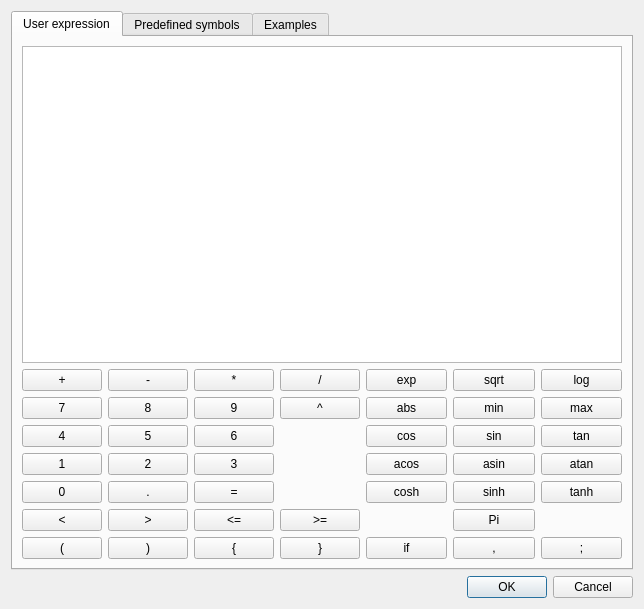
code-saturne/code_saturne, file python/code_saturne/gui/case/QMegEditorForm.ui: the form before one commit.
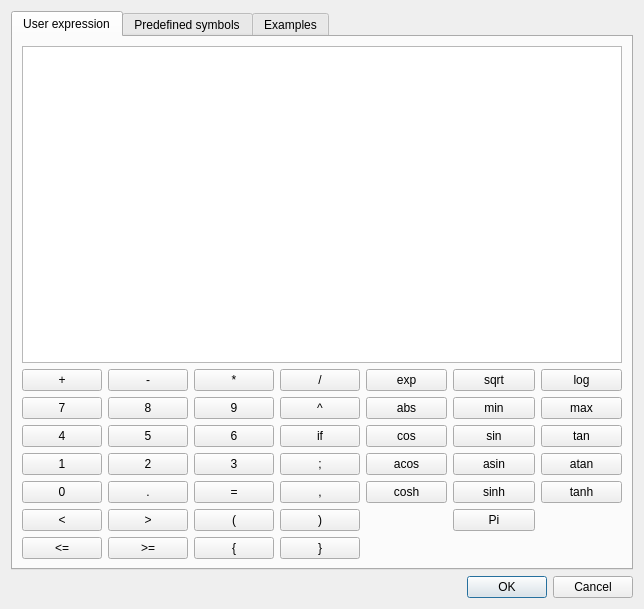
The form after the commit.

Commit message: [GUI] Improve calculator layout

```diff
--- a/python/code_saturne/gui/case/QMegEditorForm.ui
+++ b/python/code_saturne/gui/case/QMegEditorForm.ui
@@ -86,13 +86,6 @@
                </property>
               </widget>
              </item>
-             <item row="8" column="1">
-              <widget class="QPushButton" name="pushButton_par_close">
-               <property name="text">
-                <string>)</string>
-               </property>
-              </widget>
-             </item>
              <item row="7" column="1">
               <widget class="QPushButton" name="pushButton_gt">
                <property name="text">
@@ -121,13 +114,6 @@
                </property>
               </widget>
              </item>
-             <item row="6" column="2">
-              <widget class="QPushButton" name="pushButton_eq">
-               <property name="text">
-                <string>=</string>
-               </property>
-              </widget>
-             </item>
              <item row="3" column="2">
               <widget class="QPushButton" name="pushButton_6">
                <property name="text">
@@ -170,20 +156,6 @@
                </property>
               </widget>
              </item>
-             <item row="7" column="2">
-              <widget class="QPushButton" name="pushButton_leq">
-               <property name="text">
-                <string>&lt;=</string>
-               </property>
-              </widget>
-             </item>
-             <item row="8" column="0">
-              <widget class="QPushButton" name="pushButton_par_open">
-               <property name="text">
-                <string>(</string>
-               </property>
-              </widget>
-             </item>
              <item row="2" column="3">
               <widget class="QPushButton" name="pushButton_power">
                <property name="text">
@@ -191,13 +163,6 @@
                </property>
               </widget>
              </item>
-             <item row="7" column="3">
-              <widget class="QPushButton" name="pushButton_geq">
-               <property name="text">
-                <string>&gt;=</string>
-               </property>
-              </widget>
-             </item>
              <item row="5" column="0">
               <widget class="QPushButton" name="pushButton_1">
                <property name="text">
@@ -205,6 +170,62 @@
                </property>
               </widget>
              </item>
+             <item row="6" column="3">
+              <widget class="QPushButton" name="pushButton_comma">
+               <property name="text">
+                <string>,</string>
+               </property>
+              </widget>
+             </item>
+             <item row="8" column="1">
+              <widget class="QPushButton" name="pushButton_geq">
+               <property name="text">
+                <string>&gt;=</string>
+               </property>
+              </widget>
+             </item>
+             <item row="7" column="3">
+              <widget class="QPushButton" name="pushButton_par_close">
+               <property name="text">
+                <string>)</string>
+               </property>
+              </widget>
+             </item>
+             <item row="8" column="0">
+              <widget class="QPushButton" name="pushButton_leq">
+               <property name="text">
+                <string>&lt;=</string>
+               </property>
+              </widget>
+             </item>
+             <item row="7" column="2">
+              <widget class="QPushButton" name="pushButton_par_open">
+               <property name="text">
+                <string>(</string>
+               </property>
+              </widget>
+             </item>
+             <item row="3" column="3">
+              <widget class="QPushButton" name="pushButton_if">
+               <property name="text">
+                <string>if</string>
+               </property>
+              </widget>
+             </item>
+             <item row="5" column="3">
+              <widget class="QPushButton" name="pushButton_semi_col">
+               <property name="text">
+                <string>;</string>
+               </property>
+              </widget>
+             </item>
+             <item row="6" column="2">
+              <widget class="QPushButton" name="pushButton_eq">
+               <property name="text">
+                <string>=</string>
+               </property>
+              </widget>
+             </item>
             </layout>
            </item>
            <item>
@@ -314,6 +335,13 @@
                </property>
               </widget>
              </item>
+             <item row="9" column="1">
+              <widget class="QLabel" name="label">
+               <property name="text">
+                <string/>
+               </property>
+              </widget>
+             </item>
              <item row="8" column="1">
               <widget class="QPushButton" name="pushButton_pi">
                <property name="text">
@@ -321,27 +349,6 @@
                </property>
               </widget>
              </item>
-             <item row="9" column="2">
-              <widget class="QPushButton" name="pushButton_semi_col">
-               <property name="text">
-                <string>;</string>
-               </property>
-              </widget>
-             </item>
-             <item row="9" column="1">
-              <widget class="QPushButton" name="pushButton_comma">
-               <property name="text">
-                <string>,</string>
-               </property>
-              </widget>
-             </item>
-             <item row="9" column="0">
-              <widget class="QPushButton" name="pushButton_if">
-               <property name="text">
-                <string>if</string>
-               </property>
-              </widget>
-             </item>
             </layout>
            </item>
           </layout>
```
